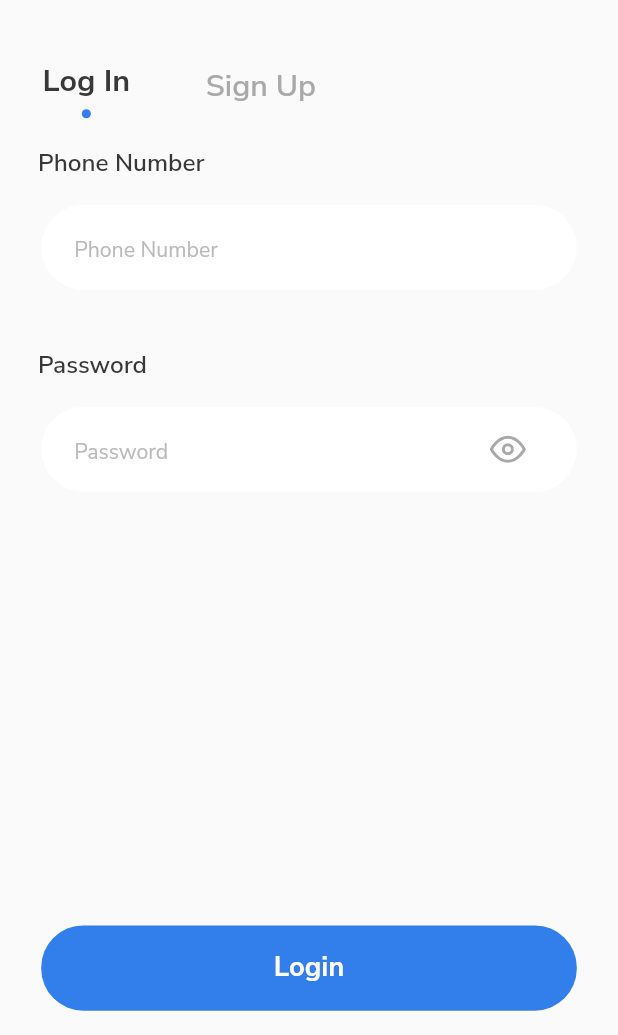
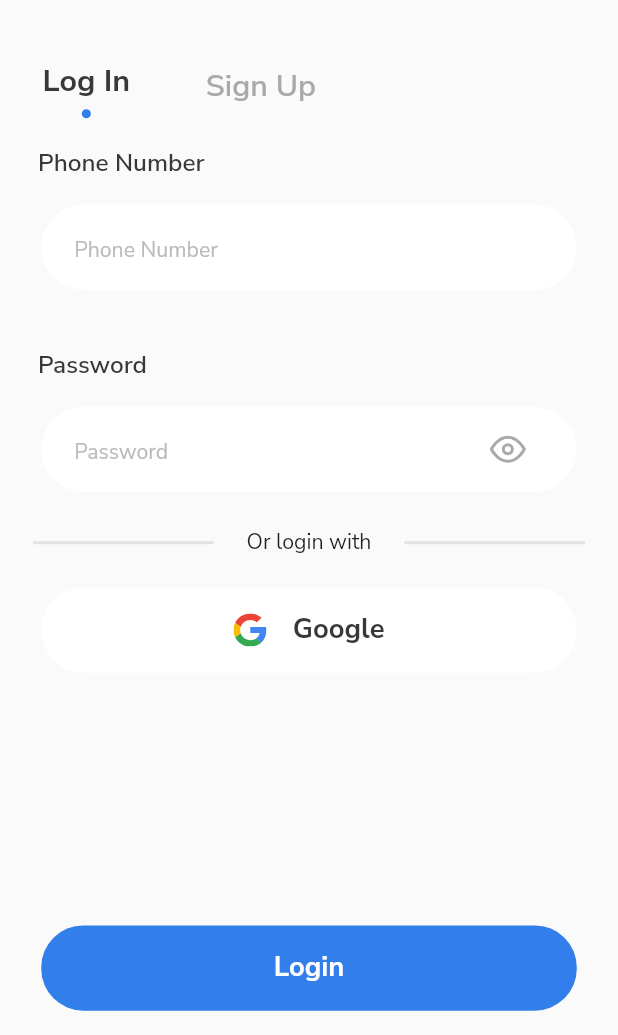
Before and after one commit to nrlvm/zet_fire, a Flutter app: the screen it shows after launch, on a phone screen of 412 x 824 dp, the part 201-1236 px from its top. Run offline on Flutter 3.47's test engine with Material 2 defaults, Android fonts, the phone set to English and light mode, and no system bars; our stand-ins replace cached_network_image, cloud_firestore, firebase_core, firebase_messaging, firebase_storage, flutter_slidable and 8 more; accounts and stored records are empty.

```diff
--- a/lib/src/bloc/auth_bloc.dart
+++ b/lib/src/bloc/auth_bloc.dart
@@ -8,10 +8,7 @@ import 'package:zet_fire/src/storage/storage_firebase.dart';
 class AuthBloc {
   final UsersCloudFire cloudFireUser = UsersCloudFire();
 
-  Future<bool> logIn(
-    String phoneNumber,
-    String password,
-  ) async {
+  Future<bool> logIn(String phoneNumber, String password) async {
     bool k = false;
     List<UserModel> data = await cloudFireUser.getUsers(phoneNumber);
     for (int i = 0; i < data.length; i++) {
--- a/lib/src/ui/auth/login_page.dart
+++ b/lib/src/ui/auth/login_page.dart
@@ -6,11 +6,13 @@ import 'package:zet_fire/src/utils/utils.dart';
 class LoginPage extends StatefulWidget {
   final Function(String phone) phone;
   final Function(String password) password;
+  final Function() signGoogle;
 
   const LoginPage({
     Key? key,
     required this.phone,
     required this.password,
+    required this.signGoogle,
   }) : super(key: key);
 
   @override
@@ -151,6 +153,67 @@ class _LoginPageState extends State<LoginPage> {
               ),
             ),
           ),
+          SizedBox(
+            height: 24 * h,
+          ),
+          Row(
+            children: [
+              Expanded(
+                child: Container(
+                  height: 2,
+                  color: AppColor.grey.withOpacity(0.3),
+                  margin: EdgeInsets.symmetric(horizontal: 20 * w),
+                ),
+              ),
+              Text(
+                'Or login with',
+                style: TextStyle(
+                  fontWeight: FontWeight.w400,
+                  fontSize: 14 * h,
+                ),
+              ),
+              Expanded(
+                child: Container(
+                  height: 2,
+                  color: AppColor.grey.withOpacity(0.3),
+                  margin: EdgeInsets.symmetric(horizontal: 20 * w),
+                ),
+              ),
+            ],
+          ),
+          SizedBox(
+            height: 20 * h,
+          ),
+          GestureDetector(
+            onTap: widget.signGoogle,
+            child: Container(
+              height: 56 * h,
+              width: MediaQuery.of(context).size.width,
+              padding: EdgeInsets.symmetric(horizontal: 20 * w),
+              margin: EdgeInsets.symmetric(horizontal: 25 * w),
+              decoration: BoxDecoration(
+                borderRadius: BorderRadius.circular(28 * h),
+                color: AppColor.white,
+              ),
+              child: Row(
+                mainAxisAlignment: MainAxisAlignment.center,
+                children: [
+                  SvgPicture.asset('assets/icons/google.svg'),
+                  SizedBox(
+                    width: 16 * w,
+                  ),
+                  Text(
+                    'Google',
+                    style: TextStyle(
+                      fontWeight: FontWeight.w700,
+                      fontSize: 18 * h,
+                      color: AppColor.dark,
+                    ),
+                  )
+                ],
+              ),
+            ),
+          )
         ],
       ),
     );
--- a/lib/src/ui/auth/main_auth_screen.dart
+++ b/lib/src/ui/auth/main_auth_screen.dart
@@ -2,6 +2,7 @@ import 'dart:io';
 
 import 'package:flutter/material.dart';
 import 'package:flutter_svg/flutter_svg.dart';
+import 'package:zet_fire/src/auth/auth_repo.dart';
 import 'package:zet_fire/src/bloc/auth_bloc.dart';
 import 'package:zet_fire/src/colors/app_color.dart';
 import 'package:zet_fire/src/model/user_model.dart';
@@ -21,6 +22,8 @@ class MainAuthScreen extends StatefulWidget {
 class _MainAuthScreenState extends State<MainAuthScreen> {
   final controller = PageController();
   bool k = true;
+
+  String googleEmail = '';
   String phoneLog = '';
   String passwordLog = '';
 
@@ -183,6 +186,11 @@ class _MainAuthScreenState extends State<MainAuthScreen> {
                   password: (String password) {
                     passwordLog = password;
                   },
+                  signGoogle: () async {
+                    print(googleEmail);
+                    googleEmail = await authRepo.handleSignIn();
+
+                  },
                 ),
                 SignUpPage(
                   username: (String username) {
--- a/lib/src/ui/auth/sign_up_page.dart
+++ b/lib/src/ui/auth/sign_up_page.dart
@@ -32,8 +32,6 @@ class _SignUpPageState extends State<SignUpPage> {
     return Scaffold(
       backgroundColor: AppColor.appbar,
       body: ListView(
-        // crossAxisAlignment: CrossAxisAlignment.start,
-        // mainAxisAlignment: MainAxisAlignment.start,
         children: [
           Padding(
             padding: EdgeInsets.only(left: 25 * h),
@@ -210,6 +208,10 @@ class _SignUpPageState extends State<SignUpPage> {
               ),
             ),
           ),
+          SizedBox(
+            height: 24 * h,
+          ),
+
         ],
       ),
     );
--- a/lib/src/widget/lenta/lenta_widget.dart
+++ b/lib/src/widget/lenta/lenta_widget.dart
@@ -2,8 +2,6 @@ import 'package:flutter/material.dart';
 import 'package:flutter_svg/flutter_svg.dart';
 import 'package:intl/intl.dart';
 import 'package:video_player/video_player.dart';
-import 'package:zet_fire/src/bloc/lenta_bloc.dart';
-import 'package:zet_fire/src/bloc/like_bloc.dart';
 import 'package:zet_fire/src/bloc/user_bloc.dart';
 import 'package:zet_fire/src/colors/app_color.dart';
 import 'package:zet_fire/src/model/lenta_model.dart';
--- a/pubspec.yaml
+++ b/pubspec.yaml
@@ -32,7 +32,7 @@ dependencies:
   pull_to_refresh: ^2.0.0
   flutter_staggered_grid_view: ^0.6.2
   video_player: ^2.4.7
-
+  google_sign_in: ^5.4.2
 
 dev_dependencies:
   flutter_test:
```
Also changed, not shown: lib/app_lifecycle_overlay.dart (added, +60 -0 lines), lib/src/auth/auth_repo.dart (added, +24 -0 lines), lib/src/fire_auth/auth_user_repository.dart (deleted, +0 -74 lines), lib/src/ui/auth/verification_screen.dart (deleted, +0 -187 lines), lib/src/ui/main/explore/explore_screen.dart (+19 -5 lines), lib/src/ui/main/profile/settings_screen.dart (+4 -6 lines), lib/src/ui/main/single_lenta/single_lenta_screen.dart (+6 -2 lines), pubspec.lock, 1 other file.
